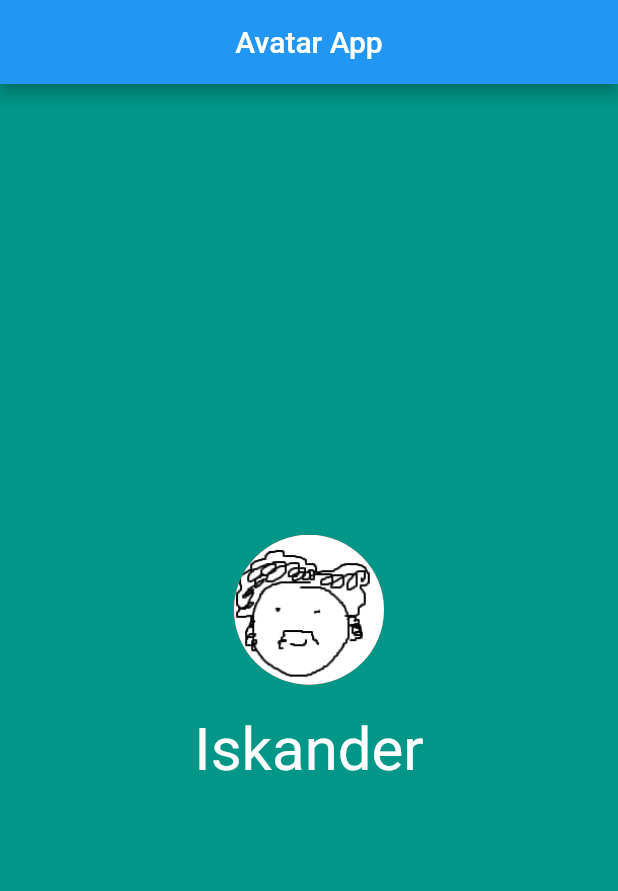
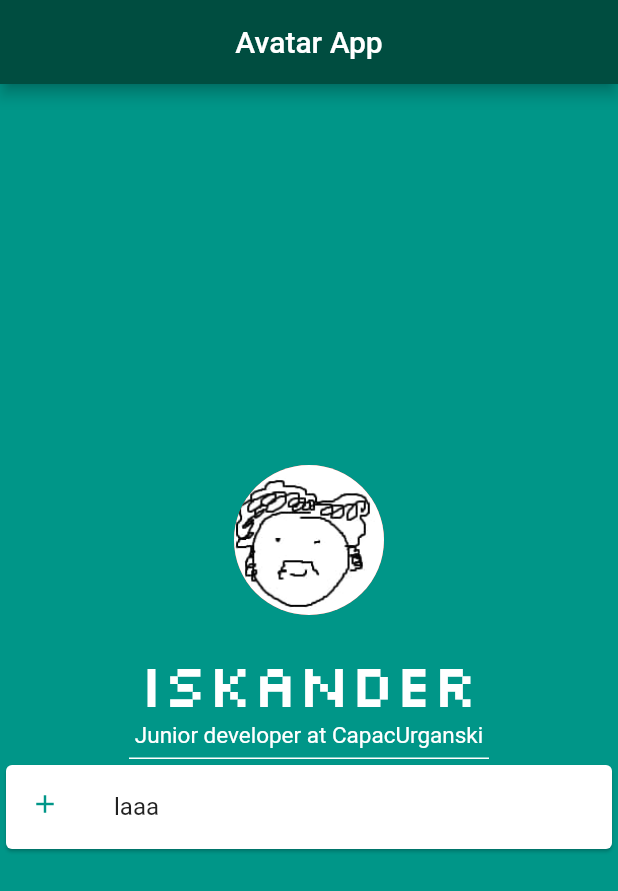
Before and after one commit to UlugbekYarkinov/my_card, a Flutter app: the screen it shows after launch, on a phone screen of 412 x 824 dp. Shown: the top 891 px of the screen. Run offline on Flutter 3.47's test engine with Material 2 defaults, Android fonts, the phone set to English and light mode, and no system bars; Roboto replaces fonts that are missing (Raleway).

Commit message:
More changes to layout and custom font added

```diff
--- a/lib/main.dart
+++ b/lib/main.dart
@@ -12,6 +12,7 @@ class Avatar extends StatelessWidget {
     return MaterialApp(
       home: Scaffold(
         appBar: AppBar(
+          backgroundColor: Colors.teal.shade900,
           title: const Center(child: Text('Avatar App')),
         ),
         body: Container(
@@ -19,22 +20,47 @@ class Avatar extends StatelessWidget {
           child: Column(
             mainAxisAlignment: MainAxisAlignment.center,
             crossAxisAlignment: CrossAxisAlignment.center,
-            children: const [
-              CircleAvatar(
+            children: [
+              const CircleAvatar(
                 radius: 50.0,
                 backgroundColor: Colors.red,
                 backgroundImage: AssetImage('images/me.jpg'),
               ),
-              SizedBox(
+              const SizedBox(
                 width: double.infinity,
                 height: 20.0,
               ),
-              Text(
+              const Text(
                 'Iskander',
                 style: TextStyle(
                   fontSize: 40.0,
                   color: Colors.white,
-                  fontFamily: 'Raleway',
+                  fontFamily: 'Silkscreen',
+                ),
+              ),
+              const Text(
+                'Junior developer at CapacUrganski',
+                style: TextStyle(
+                  fontSize: 15.0,
+                  color: Colors.white,
+                ),
+              ),
+              Container(
+                margin: const EdgeInsets.only(top: 6.0),
+                color: Colors.white,
+                child: const SizedBox(
+                  height: 1.0,
+                  width: 240.0,
+                ),
+              ),
+              const Card(
+                child: ListTile(
+                  leading: Icon(
+                    Icons.add,
+                    size: 20.0,
+                    color: Colors.teal,
+                  ),
+                  title: Text('laaa'),
                 ),
               ),
             ],
```
Also changed, not shown: pubspec.yaml (+4 -16 lines).
